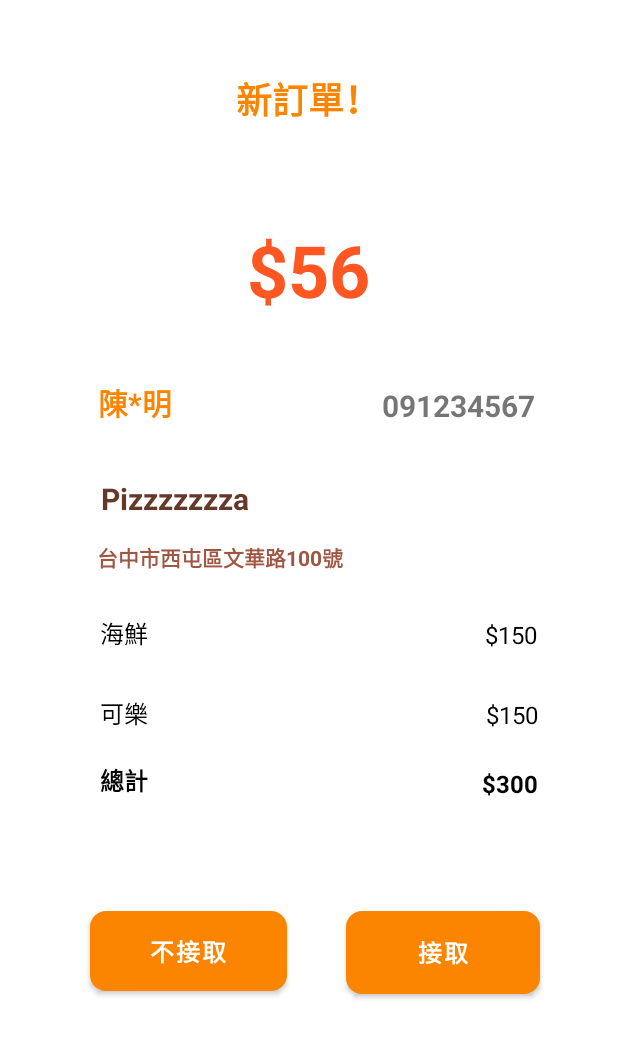
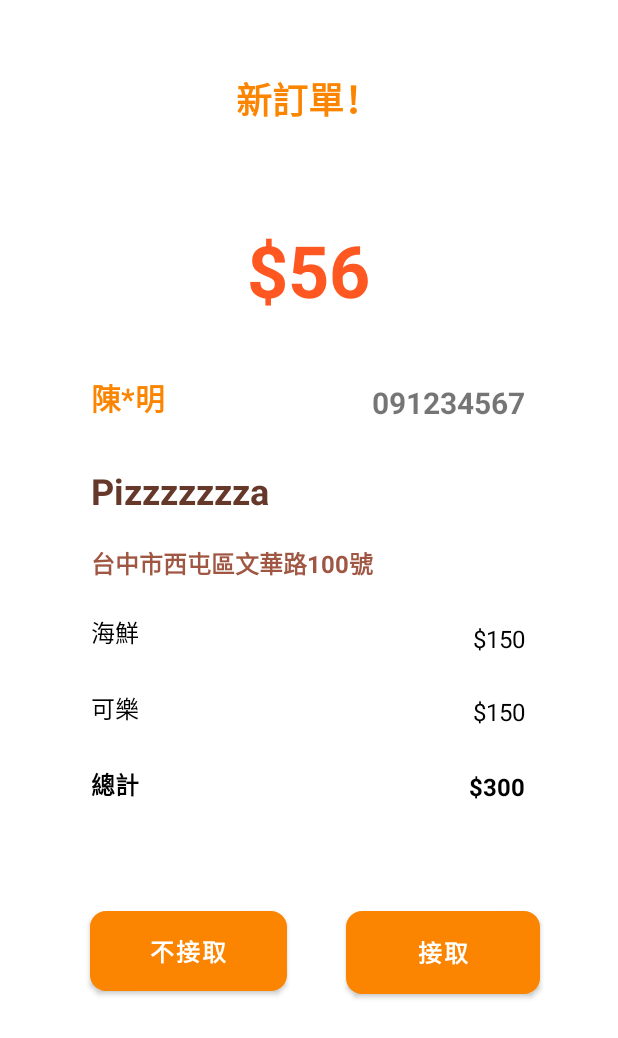
Before and after one commit to yvonneyanng/Fooooood, an Android app: the DriverNewOrder screen opened directly, with no data from a screen before it, on a phone screen of 412 x 824 dp. Shown: the top 1038 px of the screen. Run offline under Robolectric (Android 15) with nearby library versions, the phone set to English and light mode, and no system bars.

Commit message:
fix layout

```diff
--- a/app/src/main/AndroidManifest.xml
+++ b/app/src/main/AndroidManifest.xml
@@ -11,7 +11,8 @@
         android:theme="@style/Theme.Fooooood">
         <activity
             android:name=".DriverNewOrder"
-            android:exported="false" />
+            android:exported="false"/> >
+
         <activity
             android:name=".DriverHome"
             android:exported="false" />
--- a/app/src/main/res/layout/activity_driver_new_order.xml
+++ b/app/src/main/res/layout/activity_driver_new_order.xml
@@ -32,10 +32,20 @@
         app:layout_constraintTop_toBottomOf="@+id/textView16"
         app:layout_constraintVertical_bias="0.179">
 
+        <RelativeLayout
+            android:layout_width="match_parent"
+            android:layout_height="match_parent">
+
             <TextView
                 android:id="@+id/textView21"
                 android:layout_width="match_parent"
                 android:layout_height="76dp"
+                android:layout_alignParentStart="true"
+                android:layout_alignParentTop="true"
+                android:layout_alignParentEnd="true"
+                android:layout_marginStart="0dp"
+                android:layout_marginTop="0dp"
+                android:layout_marginEnd="0dp"
                 android:gravity="center_horizontal|center_vertical"
                 android:text="$56"
                 android:textAlignment="center"
@@ -44,20 +54,15 @@
                 android:textStyle="bold" />
 
             <TextView
-            android:id="@+id/textView22"
-            android:layout_width="84dp"
-            android:layout_height="141dp"
-            android:gravity="bottom|center_vertical"
-            android:text="陳*明"
-            android:textAlignment="viewEnd"
-            android:textColor="@color/mainColor"
-            android:textSize="20sp"
-            android:textStyle="bold" />
-
-        <TextView
                 android:id="@+id/textView23"
-            android:layout_width="326dp"
-            android:layout_height="142dp"
+                android:layout_width="160dp"
+                android:layout_height="72dp"
+                android:layout_below="@+id/textView21"
+                android:layout_alignParentStart="true"
+                android:layout_alignParentEnd="true"
+                android:layout_marginStart="187dp"
+                android:layout_marginTop="-8dp"
+                android:layout_marginEnd="30dp"
                 android:gravity="bottom"
                 android:text="091234567"
                 android:textAlignment="viewEnd"
@@ -65,56 +70,107 @@
                 android:textStyle="bold" />
 
             <TextView
-            android:id="@+id/textView26"
-            android:layout_width="135dp"
-            android:layout_height="204dp"
-            android:gravity="bottom|end"
-            android:text="Pizzzzzzza"
-            android:textColor="#65382A"
+                android:id="@+id/textView27"
+                android:layout_width="match_parent"
+                android:layout_height="45dp"
+                android:layout_below="@+id/textView26"
+                android:layout_alignParentStart="true"
+                android:layout_alignParentEnd="true"
+                android:layout_marginStart="30dp"
+                android:layout_marginTop="-1dp"
+                android:layout_marginEnd="0dp"
+                android:gravity="bottom|start"
+                android:text="台中市西屯區文華路100號"
+                android:textColor="#9F5743"
+                android:textSize="16sp"
+                android:textStyle="bold" />
+
+            <TextView
+                android:id="@+id/textView22"
+                android:layout_width="82dp"
+                android:layout_height="54dp"
+                android:layout_below="@+id/textView21"
+                android:layout_alignParentStart="true"
+                android:layout_alignParentEnd="true"
+                android:layout_marginStart="30dp"
+                android:layout_marginTop="8dp"
+                android:layout_marginEnd="234dp"
+                android:gravity="bottom|start"
+                android:text="陳*明"
+                android:textColor="@color/mainColor"
                 android:textSize="20sp"
                 android:textStyle="bold" />
 
             <TextView
-            android:id="@+id/textView27"
-            android:layout_width="198dp"
-            android:layout_height="240dp"
-            android:gravity="bottom|end"
-            android:text="台中市西屯區文華路100號"
-            android:textColor="#9F5743"
-            android:textStyle="bold" />
-
-        <TextView
                 android:id="@+id/textView28"
-            android:layout_width="68dp"
-            android:layout_height="292dp"
-            android:gravity="bottom|end"
+                android:layout_width="110dp"
+                android:layout_height="47dp"
+                android:layout_below="@+id/textView27"
+                android:layout_alignParentStart="true"
+                android:layout_alignParentEnd="true"
+                android:layout_marginStart="30dp"
+                android:layout_marginTop="-1dp"
+                android:layout_marginEnd="203dp"
+                android:gravity="bottom|start"
                 android:text="海鮮"
                 android:textColor="@color/black"
                 android:textSize="16sp" />
 
             <TextView
-            android:id="@+id/textView39"
-            android:layout_width="68dp"
-            android:layout_height="345dp"
-            android:gravity="bottom|end"
-            android:text="可樂"
-            android:textColor="@color/black"
-            android:textSize="16sp" />
-
-        <TextView
                 android:id="@+id/textView40"
-            android:layout_width="68dp"
-            android:layout_height="390dp"
-            android:gravity="bottom|end"
+                android:layout_width="51dp"
+                android:layout_height="47dp"
+                android:layout_below="@+id/textView39"
+                android:layout_alignParentStart="true"
+                android:layout_alignParentEnd="true"
+                android:layout_marginStart="30dp"
+                android:layout_marginTop="3dp"
+                android:layout_marginEnd="261dp"
+                android:gravity="bottom|start"
                 android:text="總計"
                 android:textColor="@color/black"
                 android:textSize="16sp"
                 android:textStyle="bold" />
 
             <TextView
+                android:id="@+id/textView38"
+                android:layout_width="79dp"
+                android:layout_height="47dp"
+                android:layout_alignParentTop="true"
+                android:layout_alignParentEnd="true"
+                android:layout_marginTop="247dp"
+                android:layout_marginEnd="30dp"
+                android:gravity="bottom|end"
+                android:text="$150"
+                android:textColor="@color/black"
+                android:textSize="16sp" />
+
+            <TextView
+                android:id="@+id/textView26"
+                android:layout_width="wrap_content"
+                android:layout_height="46dp"
+                android:layout_alignParentStart="true"
+                android:layout_alignParentTop="true"
+                android:layout_alignParentEnd="true"
+                android:layout_marginStart="30dp"
+                android:layout_marginTop="155dp"
+                android:layout_marginEnd="122dp"
+                android:gravity="bottom|start"
+                android:text="Pizzzzzzza"
+                android:textColor="#65382A"
+                android:textSize="24sp"
+                android:textStyle="bold" />
+
+            <TextView
                 android:id="@+id/textView37"
-            android:layout_width="328dp"
-            android:layout_height="345dp"
+                android:layout_width="62dp"
+                android:layout_height="38dp"
+                android:layout_alignParentStart="true"
+                android:layout_alignParentTop="true"
+                android:layout_alignParentEnd="true"
+                android:layout_marginStart="266dp"
+                android:layout_marginTop="305dp"
+                android:layout_marginEnd="30dp"
                 android:gravity="bottom|end"
                 android:text="$150"
                 android:textColor="@color/black"
@@ -122,8 +178,14 @@
 
             <TextView
                 android:id="@+id/textView41"
-            android:layout_width="328dp"
-            android:layout_height="391dp"
+                android:layout_width="79dp"
+                android:layout_height="32dp"
+                android:layout_alignParentStart="true"
+                android:layout_alignParentTop="true"
+                android:layout_alignParentEnd="true"
+                android:layout_marginStart="250dp"
+                android:layout_marginTop="361dp"
+                android:layout_marginEnd="30dp"
                 android:gravity="bottom|end"
                 android:text="$300"
                 android:textColor="@color/black"
@@ -131,13 +193,21 @@
                 android:textStyle="bold" />
 
             <TextView
-            android:id="@+id/textView38"
-            android:layout_width="327dp"
-            android:layout_height="292dp"
-            android:gravity="bottom|end"
-            android:text="$150"
+                android:id="@+id/textView39"
+                android:layout_width="108dp"
+                android:layout_height="46dp"
+                android:layout_alignParentStart="true"
+                android:layout_alignParentTop="true"
+                android:layout_alignParentEnd="true"
+                android:layout_marginStart="30dp"
+                android:layout_marginTop="296dp"
+                android:layout_marginEnd="205dp"
+                android:gravity="bottom|start"
+                android:text="可樂"
                 android:textColor="@color/black"
                 android:textSize="16sp" />
+        </RelativeLayout>
+
     </androidx.cardview.widget.CardView>
 
     <Button
```
Also changed, not shown: 288 other files. Lines whose indentation alone changed are shown as unchanged.
